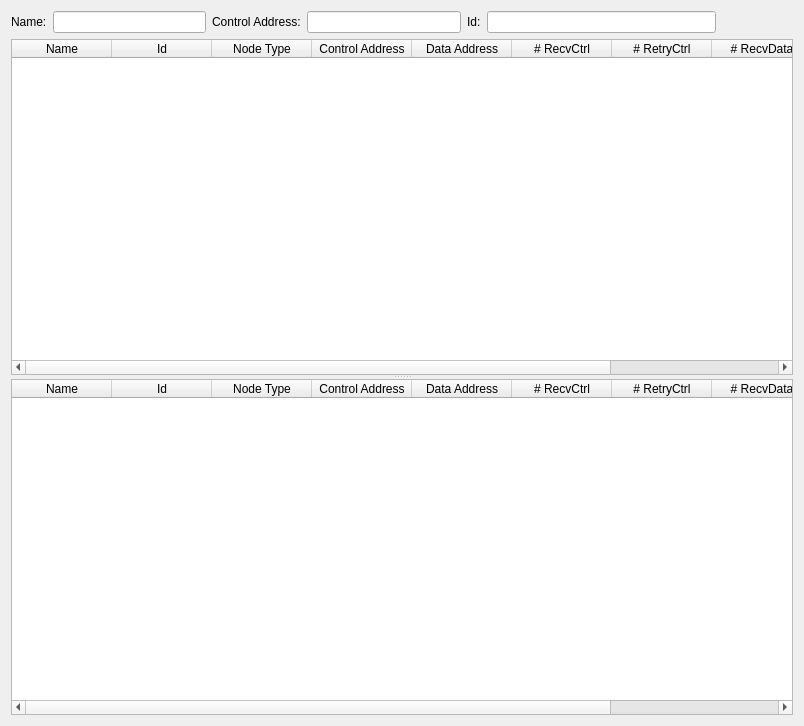
This is src/dose/dose_dobexplorer.ss/src/RawStatisticsPage.ui in SafirSDK/safir-sdk-core as Qt 5 draws it before an edit. The edited form follows.
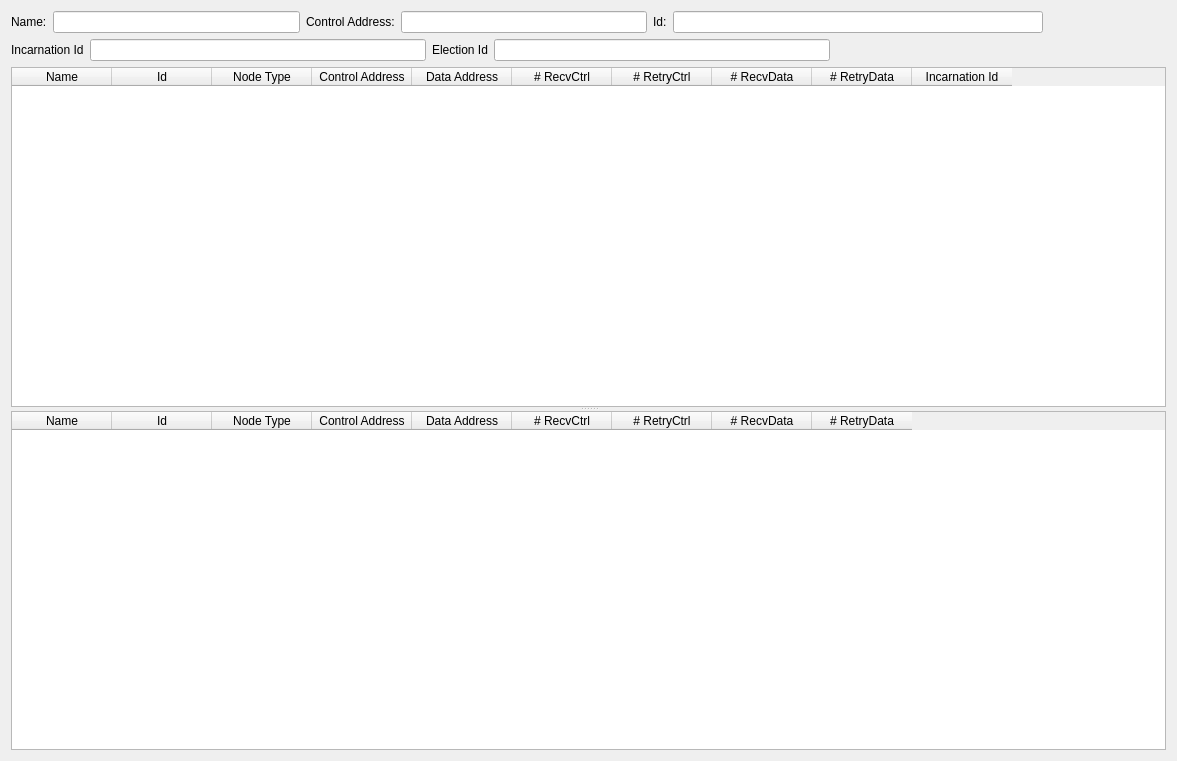
This is the edited form.

Commit message: add incarnation id to raw message and to tools

Patch:
```diff
--- a/src/dose/dose_dobexplorer.ss/src/RawStatisticsPage.ui
+++ b/src/dose/dose_dobexplorer.ss/src/RawStatisticsPage.ui
@@ -6,8 +6,8 @@
    <rect>
     <x>0</x>
     <y>0</y>
-    <width>804</width>
-    <height>726</height>
+    <width>1177</width>
+    <height>761</height>
    </rect>
   </property>
   <property name="windowTitle">
@@ -76,6 +76,51 @@
      </item>
     </layout>
    </item>
+   <item>
+    <layout class="QHBoxLayout" name="horizontalLayout_2">
+     <item>
+      <widget class="QLabel" name="label_4">
+       <property name="text">
+        <string>Incarnation Id</string>
+       </property>
+      </widget>
+     </item>
+     <item>
+      <widget class="QLineEdit" name="incarnationId">
+       <property name="toolTip">
+        <string>Incarnation Id of the system that this node belongs to.</string>
+       </property>
+      </widget>
+     </item>
+     <item>
+      <widget class="QLabel" name="label_5">
+       <property name="text">
+        <string>Election Id</string>
+       </property>
+      </widget>
+     </item>
+     <item>
+      <widget class="QLineEdit" name="electionId">
+       <property name="toolTip">
+        <string>Id of the last Coordinator election performed.</string>
+       </property>
+      </widget>
+     </item>
+     <item>
+      <spacer name="horizontalSpacer_2">
+       <property name="orientation">
+        <enum>Qt::Horizontal</enum>
+       </property>
+       <property name="sizeHint" stdset="0">
+        <size>
+         <width>40</width>
+         <height>20</height>
+        </size>
+       </property>
+      </spacer>
+     </item>
+    </layout>
+   </item>
    <item>
     <widget class="QSplitter" name="tableSplitter">
      <property name="orientation">
@@ -169,6 +214,14 @@
         <string>Number of data packets retransmitted to this node.</string>
        </property>
       </column>
+      <column>
+       <property name="text">
+        <string>Incarnation Id</string>
+       </property>
+       <property name="toolTip">
+        <string>Incarnation Id that this node has reported that it belongs to.</string>
+       </property>
+      </column>
      </widget>
      <widget class="QTableWidget" name="remoteTable">
       <property name="editTriggers">
```
Left out of the diff: 9 changed lines with no effect on the pictures. The commit also changes 5 other files.
